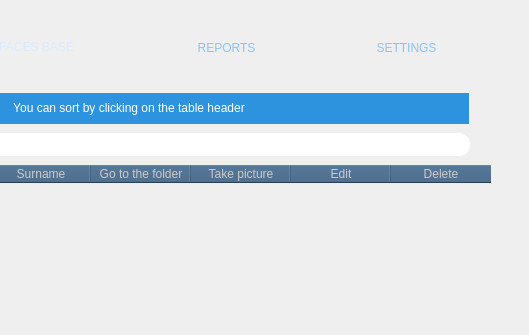
kazimierczak-robert/LeonCam, file LeonCam/MainApp.ui: the form before one commit; both pictures show x 271 to 800 and y 0 to 335 of the 800 by 600 pixel window.
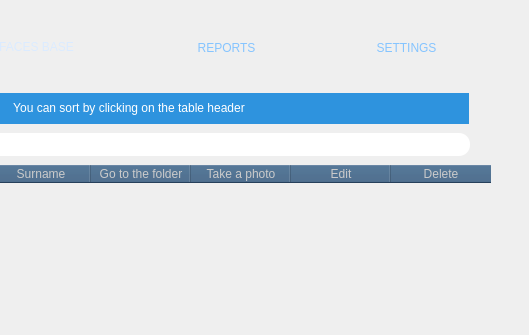
The form after the commit. The open tabs and pages were chosen to show the change. Icons and pictures are not drawn.

```diff
--- a/LeonCam/MainApp.ui
+++ b/LeonCam/MainApp.ui
@@ -350,7 +350,7 @@
       </column>
       <column>
        <property name="text">
-        <string>Take picture</string>
+        <string>Take a photo</string>
        </property>
       </column>
       <column>
```
Left out of the diff: 2 changed lines with no effect on the pictures.
